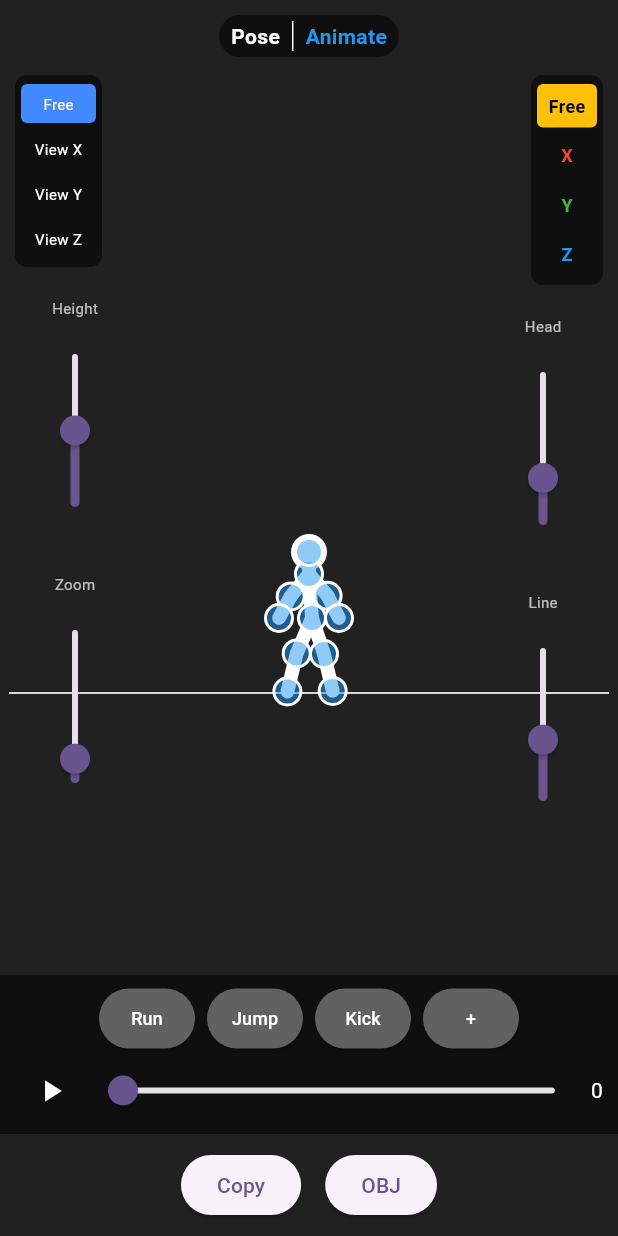
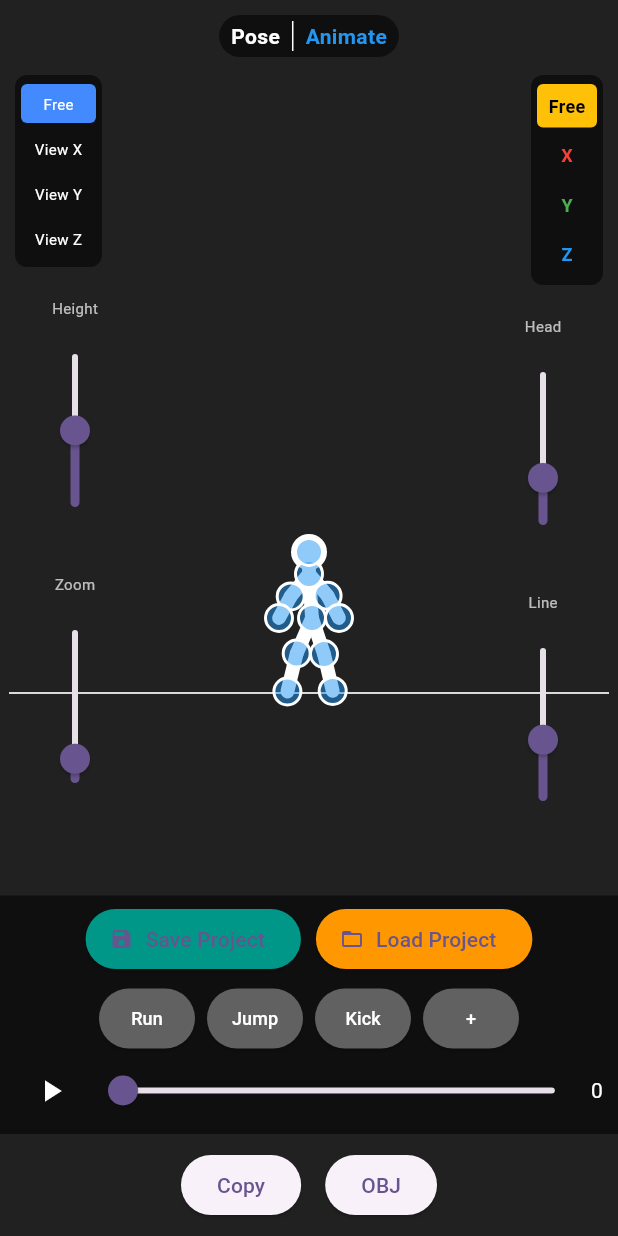
Before and after one commit to leehj825/stickman-animator, a Flutter app: the screen it shows after launch, after a tap on "Animate", on a phone screen of 412 x 824 dp. Run offline on Flutter 3.47's test engine with Material 3 defaults, Android fonts, the phone set to English and light mode, and no system bars; our stand-ins replace file_picker, share_plus.

Commit message:
Implement Stickman Persistence System (Save/Load) and fix animation logic
Implemented `StickmanPersistence` to save/load animations as `.stickman` JSON files.
Updated `StickmanSkeleton`, `StickmanKeyframe`, and `StickmanClip` with `toJson`/`fromJson` methods for serialization.
Updated `StickmanEditor` UI to include Save/Load Project buttons.
Refined `StickmanGenerator` (formerly AnimationFactory) to fix limb detachment issues by using relative vector math and ensured visual style persistence.

```diff
--- a/lib/src/stickman_editor.dart
+++ b/lib/src/stickman_editor.dart
@@ -11,6 +11,7 @@ import 'stickman_painter.dart';
 import 'stickman_exporter.dart';
 import 'stickman_animation.dart';
 import 'stickman_generator.dart';
+import 'stickman_persistence.dart';
 
 class StickmanPoseEditor extends StatefulWidget {
   final StickmanController controller;
@@ -438,6 +439,45 @@ class _StickmanPoseEditorState extends State<StickmanPoseEditor> {
                               color: Colors.black54,
                               child: Column(
                                 children: [
+                                  // Project Management Row
+                                  Row(
+                                    mainAxisAlignment: MainAxisAlignment.center,
+                                    children: [
+                                      ElevatedButton.icon(
+                                        icon: Icon(Icons.save, size: 16),
+                                        label: Text("Save Project"),
+                                        style: ElevatedButton.styleFrom(backgroundColor: Colors.teal),
+                                        onPressed: () async {
+                                          if (widget.controller.activeClip != null) {
+                                            await StickmanPersistence.saveClip(widget.controller.activeClip!);
+                                            if (mounted) {
+                                              ScaffoldMessenger.of(context).showSnackBar(
+                                                  const SnackBar(content: Text("Project saved! You can reload this file to edit later."))
+                                              );
+                                            }
+                                          }
+                                        },
+                                      ),
+                                      const SizedBox(width: 10),
+                                      ElevatedButton.icon(
+                                        icon: Icon(Icons.folder_open, size: 16),
+                                        label: Text("Load Project"),
+                                        style: ElevatedButton.styleFrom(backgroundColor: Colors.orange),
+                                        onPressed: () async {
+                                          final clip = await StickmanPersistence.loadClip();
+                                          if (clip != null) {
+                                            _loadClip(clip);
+                                            if (mounted) {
+                                              ScaffoldMessenger.of(context).showSnackBar(
+                                                  const SnackBar(content: Text("Project loaded!"))
+                                              );
+                                            }
+                                          }
+                                        },
+                                      ),
+                                    ],
+                                  ),
+                                  SizedBox(height: 5),
                                   // Clip Selector
                                   SingleChildScrollView(
                                     scrollDirection: Axis.horizontal,
```
Also changed, not shown: lib/src/stickman_animation.dart (+36 -0 lines), lib/src/stickman_persistence.dart (added, +56 -0 lines).
